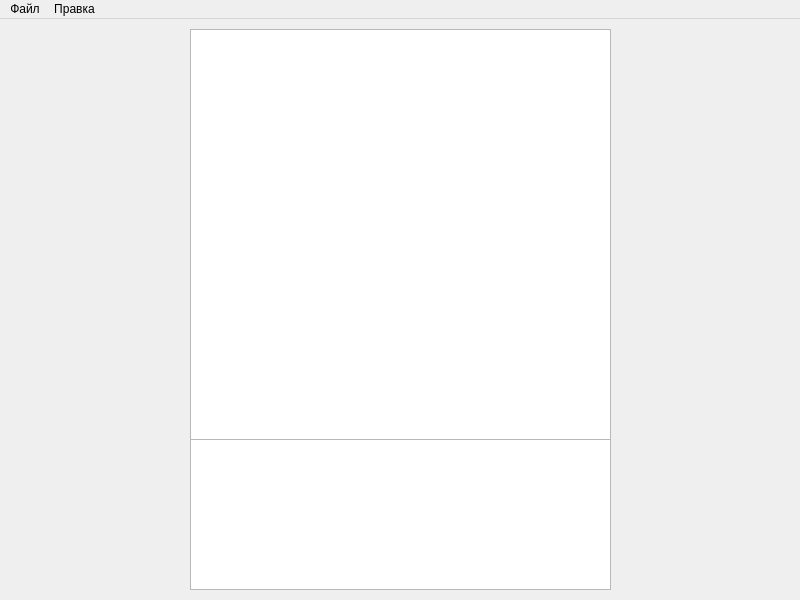
GuzliGit/projectRL, file RL_QT/mainwindow.ui: the form before one commit.
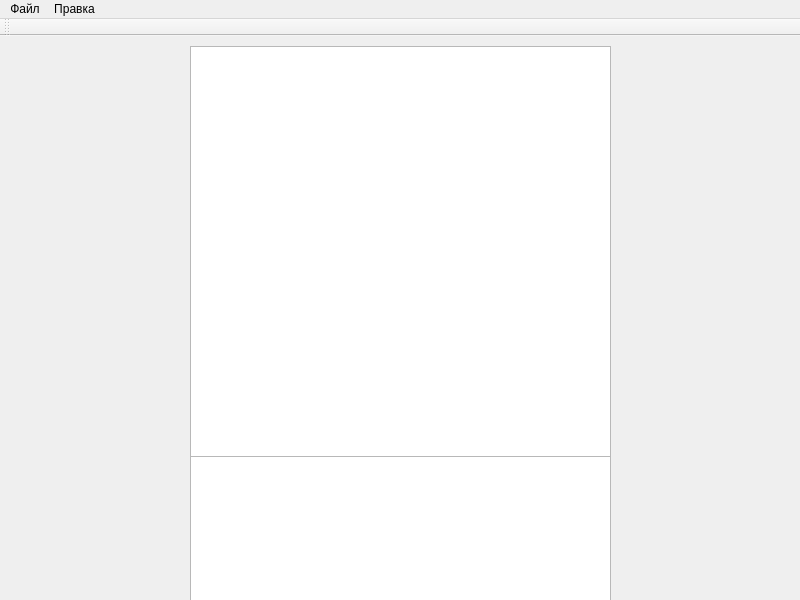
The form after the commit.

What changed in the file:
```diff
--- a/RL_QT/mainwindow.ui
+++ b/RL_QT/mainwindow.ui
@@ -93,6 +93,17 @@
    <addaction name="menu"/>
    <addaction name="menu_2"/>
   </widget>
+  <widget class="QToolBar" name="tool_bar">
+   <property name="windowTitle">
+    <string>toolBar</string>
+   </property>
+   <attribute name="toolBarArea">
+    <enum>TopToolBarArea</enum>
+   </attribute>
+   <attribute name="toolBarBreak">
+    <bool>false</bool>
+   </attribute>
+  </widget>
   <action name="action">
    <property name="text">
     <string>Создать</string>
```
